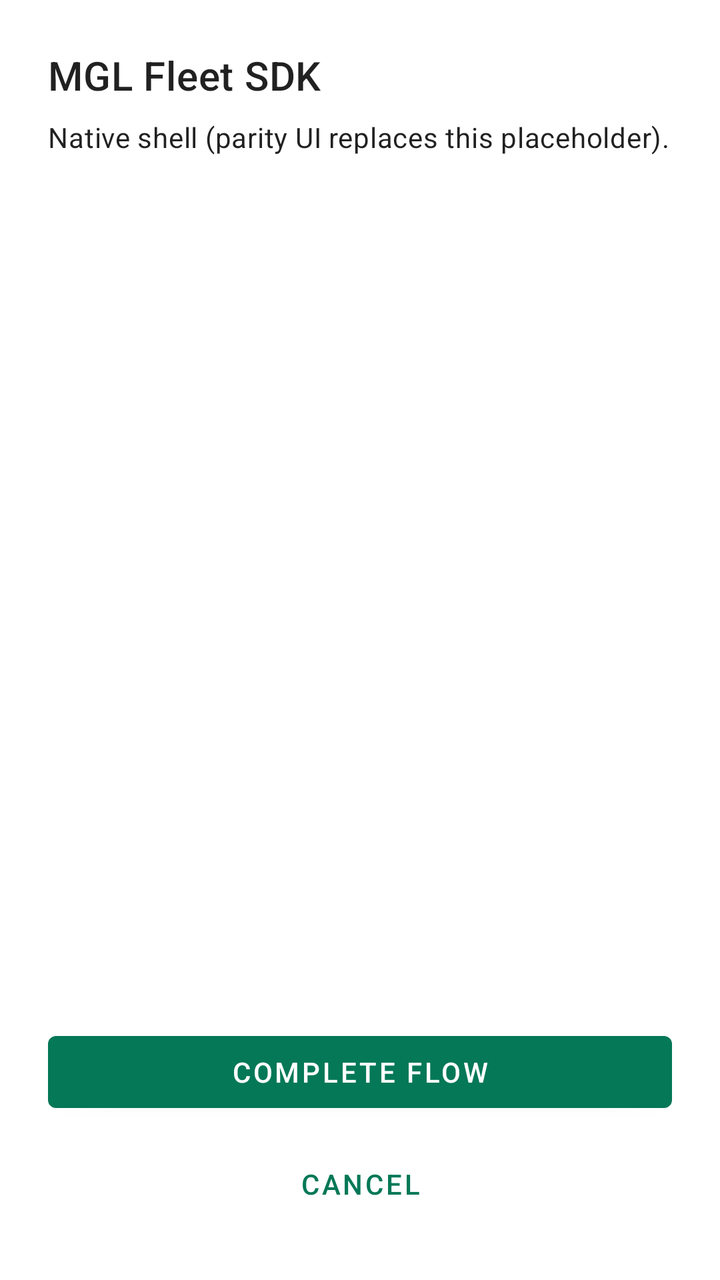
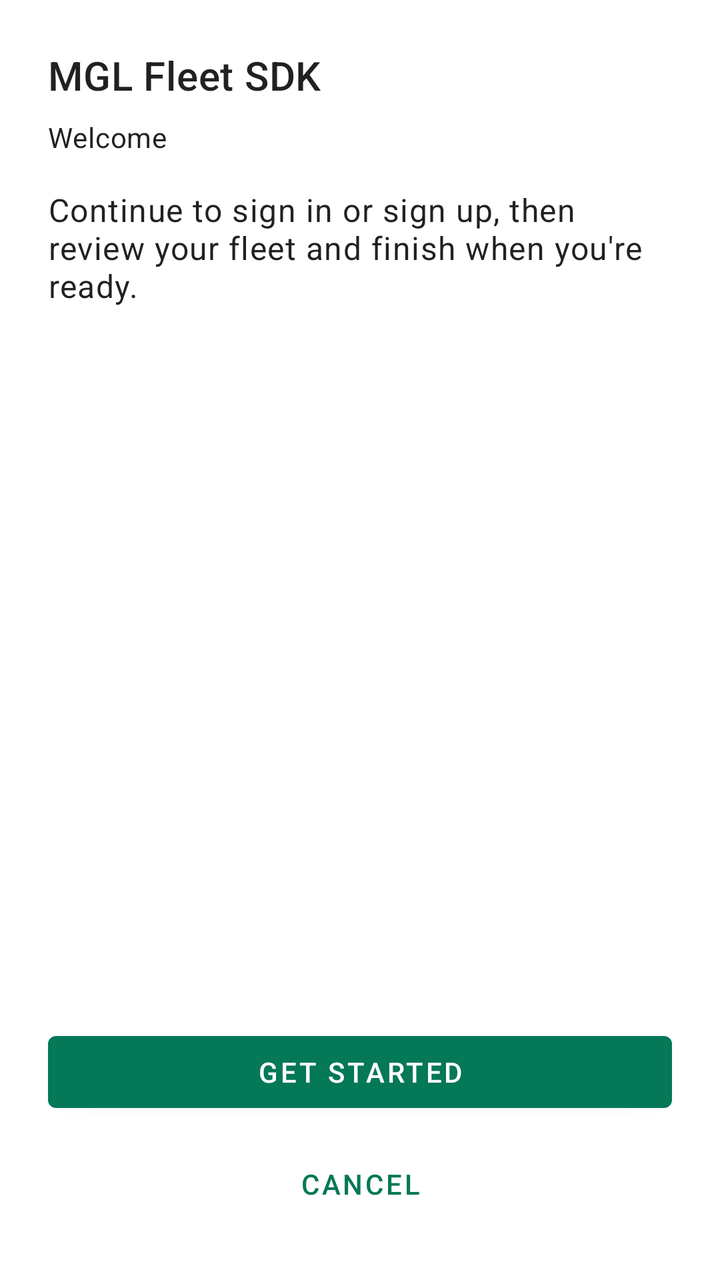

Before-and-after screenshots of an Android layout around one commit, followed by the original layout XML and the change that was made.
<!-- AndroidManifest.xml: activity theme Theme.MGLFleetSdk -->
<!-- res/layout/activity_fleet_sdk.xml -->
<?xml version="1.0" encoding="utf-8"?>
<LinearLayout xmlns:android="http://schemas.android.com/apk/res/android"
    android:layout_width="match_parent"
    android:layout_height="match_parent"
    android:orientation="vertical"
    android:padding="24dp">

    <TextView
        android:id="@+id/fleet_sdk_title"
        android:layout_width="wrap_content"
        android:layout_height="wrap_content"
        android:text="@string/fleet_sdk_title"
        android:textAppearance="@style/TextAppearance.MaterialComponents.Headline6" />

    <TextView
        android:id="@+id/fleet_sdk_subtitle"
        android:layout_width="wrap_content"
        android:layout_height="wrap_content"
        android:layout_marginTop="8dp"
        android:text="@string/fleet_sdk_subtitle"
        android:textAppearance="@style/TextAppearance.MaterialComponents.Body2" />

    <Space
        android:layout_width="match_parent"
        android:layout_height="0dp"
        android:layout_weight="1" />

    <com.google.android.material.button.MaterialButton
        android:id="@+id/fleet_sdk_btn_complete"
        android:layout_width="match_parent"
        android:layout_height="wrap_content"
        android:text="@string/fleet_sdk_complete" />

    <com.google.android.material.button.MaterialButton
        android:id="@+id/fleet_sdk_btn_cancel"
        style="@style/Widget.MaterialComponents.Button.TextButton"
        android:layout_width="match_parent"
        android:layout_height="wrap_content"
        android:layout_marginTop="8dp"
        android:text="@string/fleet_sdk_cancel" />
</LinearLayout>
<!-- resources referenced by this layout -->
<resources>
  <string name="fleet_sdk_cancel">Cancel</string>
  <string name="fleet_sdk_complete">Complete flow</string>
  <string name="fleet_sdk_subtitle">Native shell (parity UI replaces this placeholder).</string>
  <string name="fleet_sdk_title">MGL Fleet SDK</string>
  <style name="Theme.MGLFleetSdk" parent="Theme.MaterialComponents.Light.NoActionBar">
          <item name="colorPrimary">#047857</item>
          <item name="colorPrimaryVariant">#065f46</item>
          <item name="android:statusBarColor">#047857</item>
      </style>
</resources>

<!-- the commit's change to res/layout/activity_fleet_sdk.xml (unified diff, before → after) -->
@@ -1,5 +1,6 @@
 <?xml version="1.0" encoding="utf-8"?>
 <LinearLayout xmlns:android="http://schemas.android.com/apk/res/android"
+    xmlns:app="http://schemas.android.com/apk/res-auto"
     android:layout_width="match_parent"
     android:layout_height="match_parent"
     android:orientation="vertical"
@@ -17,19 +18,122 @@
         android:layout_width="wrap_content"
         android:layout_height="wrap_content"
         android:layout_marginTop="8dp"
-        android:text="@string/fleet_sdk_subtitle"
+        android:text="@string/fleet_sdk_subtitle_welcome"
         android:textAppearance="@style/TextAppearance.MaterialComponents.Body2" />
 
-    <Space
+    <FrameLayout
         android:layout_width="match_parent"
         android:layout_height="0dp"
-        android:layout_weight="1" />
+        android:layout_marginTop="16dp"
+        android:layout_weight="1">
+
+        <LinearLayout
+            android:id="@+id/fleet_step_welcome"
+            android:layout_width="match_parent"
+            android:layout_height="wrap_content"
+            android:orientation="vertical">
+
+            <TextView
+                android:layout_width="match_parent"
+                android:layout_height="wrap_content"
+                android:text="@string/fleet_sdk_welcome_hint"
+                android:textAppearance="@style/TextAppearance.MaterialComponents.Body1" />
+        </LinearLayout>
+
+        <ScrollView
+            android:id="@+id/fleet_step_auth_scroll"
+            android:layout_width="match_parent"
+            android:layout_height="match_parent"
+            android:fillViewport="true"
+            android:visibility="gone">
+
+            <LinearLayout
+                android:layout_width="match_parent"
+                android:layout_height="wrap_content"
+                android:orientation="vertical">
+
+                <com.google.android.material.checkbox.MaterialCheckBox
+                    android:id="@+id/fleet_cb_new_account"
+                    android:layout_width="wrap_content"
+                    android:layout_height="wrap_content"
+                    android:text="@string/fleet_sdk_create_account" />
+
+                <com.google.android.material.textfield.TextInputLayout
+                    android:id="@+id/fleet_il_name"
+                    android:layout_width="match_parent"
+                    android:layout_height="wrap_content"
+                    android:layout_marginTop="16dp"
+                    android:hint="@string/fleet_sdk_full_name"
+                    android:visibility="gone"
+                    style="@style/Widget.MaterialComponents.TextInputLayout.OutlinedBox">
+
+                    <com.google.android.material.textfield.TextInputEditText
+                        android:id="@+id/fleet_et_name"
+                        android:layout_width="match_parent"
+                        android:layout_height="wrap_content"
+                        android:inputType="textPersonName" />
+                </com.google.android.material.textfield.TextInputLayout>
+
+                <com.google.android.material.textfield.TextInputLayout
+                    android:layout_width="match_parent"
+                    android:layout_height="wrap_content"
+                    android:layout_marginTop="12dp"
+                    android:hint="@string/fleet_sdk_email"
+                    style="@style/Widget.MaterialComponents.TextInputLayout.OutlinedBox">
+
+                    <com.google.android.material.textfield.TextInputEditText
+                        android:id="@+id/fleet_et_email"
+                        android:layout_width="match_parent"
+                        android:layout_height="wrap_content"
+                        android:inputType="textEmailAddress" />
+                </com.google.android.material.textfield.TextInputLayout>
+
+                <com.google.android.material.textfield.TextInputLayout
+                    android:layout_width="match_parent"
+                    android:layout_height="wrap_content"
+                    android:layout_marginTop="12dp"
+                    android:hint="@string/fleet_sdk_password"
+                    app:endIconMode="password_toggle"
+                    style="@style/Widget.MaterialComponents.TextInputLayout.OutlinedBox">
+
+                    <com.google.android.material.textfield.TextInputEditText
+                        android:id="@+id/fleet_et_password"
+                        android:layout_width="match_parent"
+                        android:layout_height="wrap_content"
+                        android:inputType="textPassword" />
+                </com.google.android.material.textfield.TextInputLayout>
+            </LinearLayout>
+        </ScrollView>
+
+        <LinearLayout
+            android:id="@+id/fleet_step_fleet"
+            android:layout_width="match_parent"
+            android:layout_height="wrap_content"
+            android:orientation="vertical"
+            android:visibility="gone">
+
+            <ProgressBar
+                android:id="@+id/fleet_loading"
+                style="@style/Widget.AppCompat.ProgressBar"
+                android:layout_width="wrap_content"
+                android:layout_height="wrap_content"
+                android:layout_gravity="center_horizontal"
+                android:layout_marginBottom="16dp" />
+
+            <TextView
+                android:id="@+id/fleet_drivers_summary"
+                android:layout_width="match_parent"
+                android:layout_height="wrap_content"
+                android:textAppearance="@style/TextAppearance.MaterialComponents.Body1" />
+        </LinearLayout>
+    </FrameLayout>
 
     <com.google.android.material.button.MaterialButton
         android:id="@+id/fleet_sdk_btn_complete"
         android:layout_width="match_parent"
         android:layout_height="wrap_content"
-        android:text="@string/fleet_sdk_complete" />
+        android:layout_marginTop="16dp"
+        android:text="@string/fleet_sdk_get_started" />
 
     <com.google.android.material.button.MaterialButton
         android:id="@+id/fleet_sdk_btn_cancel"
<!-- resource entries referenced after the edit -->
@@ -1,9 +1,14 @@
 <!-- resources referenced by this layout -->
 <resources>
   <string name="fleet_sdk_cancel">Cancel</string>
-  <string name="fleet_sdk_complete">Complete flow</string>
-  <string name="fleet_sdk_subtitle">Native shell (parity UI replaces this placeholder).</string>
+  <string name="fleet_sdk_create_account">Create a new account</string>
+  <string name="fleet_sdk_email">Email</string>
+  <string name="fleet_sdk_full_name">Full name</string>
+  <string name="fleet_sdk_get_started">Get started</string>
+  <string name="fleet_sdk_password">Password</string>
+  <string name="fleet_sdk_subtitle_welcome">Welcome</string>
   <string name="fleet_sdk_title">MGL Fleet SDK</string>
+  <string name="fleet_sdk_welcome_hint">Continue to sign in or sign up, then review your fleet and finish when you\'re ready.</string>
   <style name="Theme.MGLFleetSdk" parent="Theme.MaterialComponents.Light.NoActionBar">
           <item name="colorPrimary">#047857</item>
           <item name="colorPrimaryVariant">#065f46</item>
